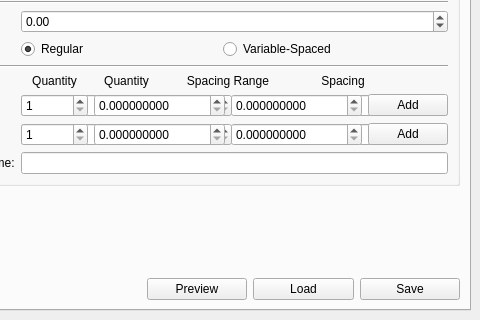
Qt form mohid_qgis_dockwidget_base.ui (Mohid-Water-Modelling-System/MOHID_QGIS) before a commit; both pictures show x 86 to 566 and y 150 to 470 of the 566 by 470 pixel window.
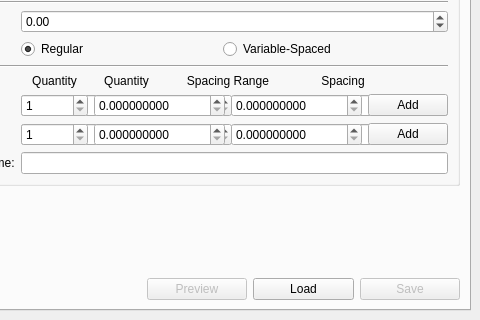
The same form after that commit. Custom widgets are drawn as their Qt base class.

The edit to the form file:
```diff
--- a/mohid_qgis_dockwidget_base.ui
+++ b/mohid_qgis_dockwidget_base.ui
@@ -40,13 +40,22 @@
                                 </item>
                                 <item row="8" column="2">
                                     <widget class="QPushButton" name="pushButtonPreview">
+                                        <property name="enabled">
+                                            <bool>false</bool>
+                                        </property>
                                         <property name="text">
                                             <string>Preview</string>
                                         </property>
+                                        <property name="checkable">
+                                            <bool>false</bool>
+                                        </property>
                                     </widget>
                                 </item>
                                 <item row="8" column="4">
                                     <widget class="QPushButton" name="pushButtonSave">
+                                        <property name="enabled">
+                                            <bool>false</bool>
+                                        </property>
                                         <property name="text">
                                             <string>Save</string>
                                         </property>
```
Left out of the diff: 10 changed lines with no effect on the pictures.
